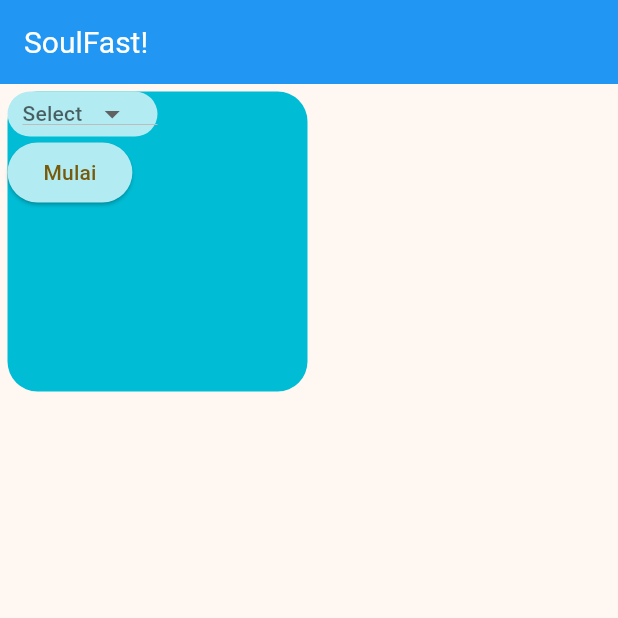
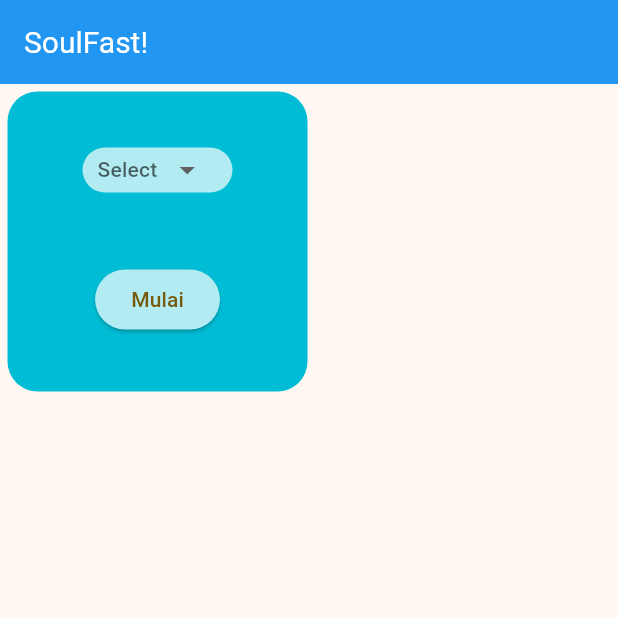
Before and after one commit to ilhamafandi21/soul-fast, a Flutter app: the screen it shows after launch, on a phone screen of 412 x 824 dp, the top half of it. Run offline on Flutter 3.47's test engine with Material 3 defaults, Android fonts, the phone set to English and light mode, and no system bars.

Commit message:
07 November 2025

```diff
--- a/lib/pages/home.dart
+++ b/lib/pages/home.dart
@@ -45,7 +45,8 @@ class _HomeState extends State<Home> {
           borderRadius: BorderRadius.all(Radius.circular(20)),
         ),
         child: Column(
-          crossAxisAlignment: CrossAxisAlignment.start,
+          spacing: 10,
+          mainAxisAlignment: MainAxisAlignment.spaceEvenly,
           children: [
             Container(
               height: 30,
@@ -55,7 +56,7 @@ class _HomeState extends State<Home> {
                 borderRadius: BorderRadius.circular(20)
               ),
               child: DropdownButton(
-
+                underline: SizedBox(),
                 padding: EdgeInsets.only(left: 10),
                 borderRadius: BorderRadius.all(Radius.circular(20)),
                 dropdownColor: Colors.cyan[300],
```
